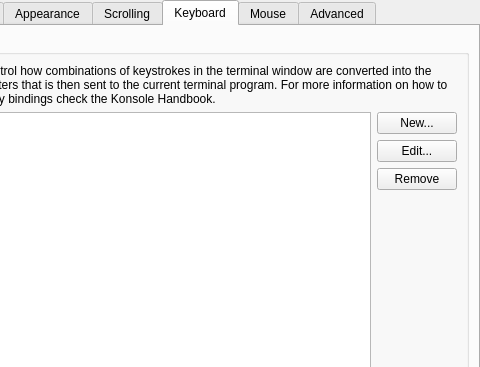
Old version of the form src/EditProfileDialog.ui in the repository KDE/konsole; both pictures show x 114 to 594 and y 0 to 367 of the 594 by 536 pixel window.
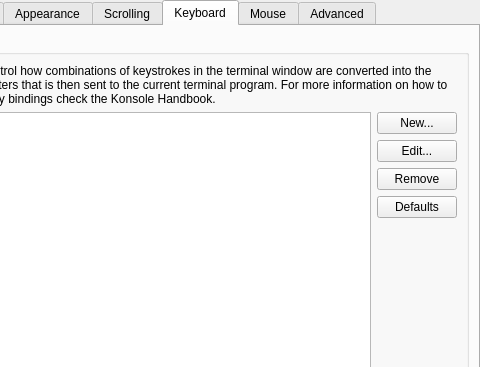
New version of the form. The open tabs and pages were chosen to show the change. Custom widgets are drawn as their Qt base class.

Commit message: Improve the Keyboard tab and the KeyBindings editor

What changed in the file:
```diff
--- a/src/EditProfileDialog.ui
+++ b/src/EditProfileDialog.ui
@@ -883,6 +883,16 @@
             </property>
            </spacer>
           </item>
+          <item row="4" column="1">
+           <widget class="QPushButton" name="resetKeyBindingsButton">
+            <property name="toolTip">
+             <string>Reset the selected key bindings scheme to its default values</string>
+            </property>
+            <property name="text">
+             <string>Defaults</string>
+            </property>
+           </widget>
+          </item>
          </layout>
         </widget>
        </item>
```
Left out of the diff: 6 changed lines with no effect on the pictures. The commit also changes 7 other files.
